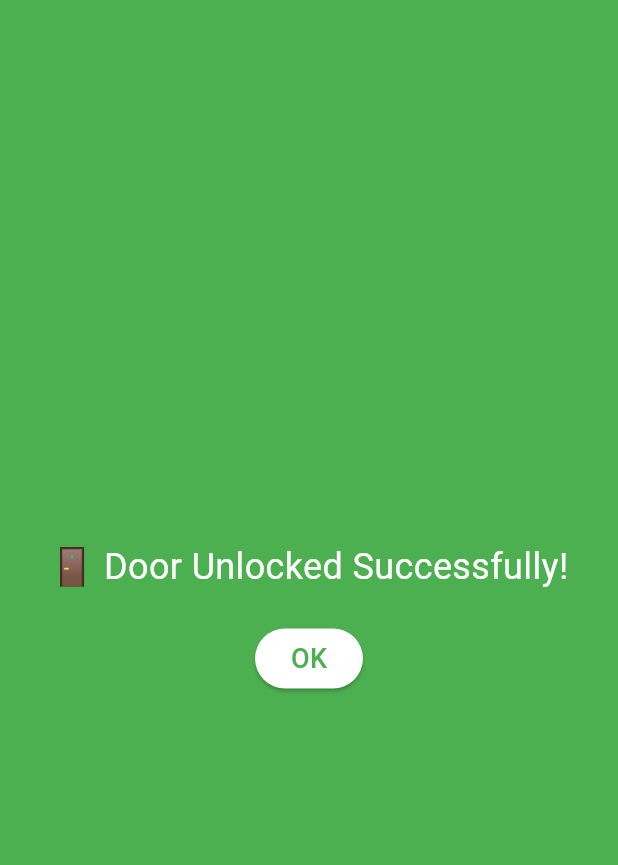
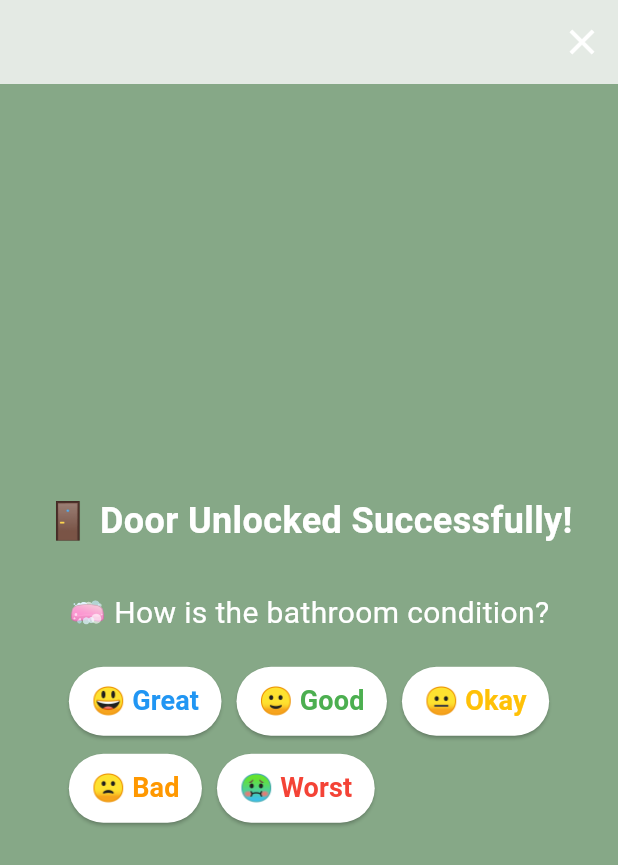
Before and after one commit to dhwani93/copa_flutter_v0, a Flutter app: the UnlockSuccessScreen screen opened directly, on a phone screen of 412 x 824 dp. Shown: the top 865 px of the screen. Run offline on Flutter 3.47's test engine with Material 3 defaults, Android fonts, the phone set to English and light mode, and no system bars; our stand-ins replace flutter_blue_plus, permission_handler; missing offline and left inert: mobile_scanner.

Commit message:
optimizing screens

```diff
--- a/lib/screens/unlock_success_screen.dart
+++ b/lib/screens/unlock_success_screen.dart
@@ -7,18 +7,13 @@ class UnlockSuccessScreen extends StatelessWidget {
   @override
   Widget build(BuildContext context) {
     return Scaffold(
-      backgroundColor: Colors.green,
-      body: Center(
-        child: Column(
-          mainAxisAlignment: MainAxisAlignment.center,
-          children: [
-            const Text(
-              "🚪 Door Unlocked Successfully!",
-              style: TextStyle(fontSize: 24, color: Colors.white),
-              textAlign: TextAlign.center,
-            ),
-            const SizedBox(height: 20),
-            ElevatedButton(
+      backgroundColor: const Color.fromARGB(255, 134, 168, 135),
+      appBar: AppBar(
+        backgroundColor: const Color.fromARGB(255, 228, 234, 228),
+        elevation: 0,
+        actions: [
+          IconButton(
+            icon: const Icon(Icons.close, color: Colors.white, size: 28),
             onPressed: () {
               Navigator.pushAndRemoveUntil(
                 context,
@@ -27,15 +22,73 @@ class UnlockSuccessScreen extends StatelessWidget {
                 (route) => false,
               );
             },
-              style: ElevatedButton.styleFrom(backgroundColor: Colors.white),
-              child: const Text(
-                "OK",
-                style: TextStyle(fontSize: 18, color: Colors.green),
           ),
+        ],
+      ),
+      body: Center(
+        child: Padding(
+          padding: const EdgeInsets.all(20),
+          child: Column(
+            mainAxisAlignment: MainAxisAlignment.center,
+            children: [
+              const Text(
+                "🚪 Door Unlocked Successfully!",
+                style: TextStyle(
+                    fontSize: 24,
+                    color: Colors.white,
+                    fontWeight: FontWeight.bold),
+                textAlign: TextAlign.center,
+              ),
+              const SizedBox(height: 30),
+              const Text(
+                "🧼 How is the bathroom condition?",
+                style: TextStyle(fontSize: 20, color: Colors.white),
+                textAlign: TextAlign.center,
+              ),
+              const SizedBox(height: 20),
+
+              // ⭐ User Feedback Options
+              Wrap(
+                spacing: 10,
+                runSpacing: 10,
+                children: [
+                  _feedbackButton(context, "😃 Great", Colors.blue),
+                  _feedbackButton(context, "🙂 Good", Colors.green),
+                  _feedbackButton(context, "😐 Okay", Colors.amber),
+                  _feedbackButton(context, "🙁 Bad", Colors.orange),
+                  _feedbackButton(context, "🤢 Worst", Colors.red),
+                ],
               ),
             ],
           ),
         ),
+      ),
+    );
+  }
+
+  // 🛠️ Helper Function for Feedback Buttons
+  Widget _feedbackButton(BuildContext context, String text, Color color) {
+    return ElevatedButton(
+      onPressed: () {
+        // TODO: Send feedback to the backend here
+        debugPrint("User selected feedback: $text"); // Log feedback for now
+
+        // Navigate back to the QR Scanner screen
+        Navigator.pushAndRemoveUntil(
+          context,
+          MaterialPageRoute(builder: (context) => const QRScannerScreen()),
+          (route) => false,
+        );
+      },
+      style: ElevatedButton.styleFrom(
+        backgroundColor: Colors.white,
+        padding: const EdgeInsets.symmetric(horizontal: 15, vertical: 10),
+      ),
+      child: Text(
+        text,
+        style:
+            TextStyle(fontSize: 18, color: color, fontWeight: FontWeight.bold),
+      ),
     );
   }
 }
```
Also changed, not shown: lib/screens/ble_unlock_screen.dart (+26 -16 lines), lib/screens/qr_scanner_screen.dart (+28 -14 lines), lib/screens/unlock_error_screen.dart (+21 -12 lines). Lines whose indentation alone changed are shown as unchanged.
